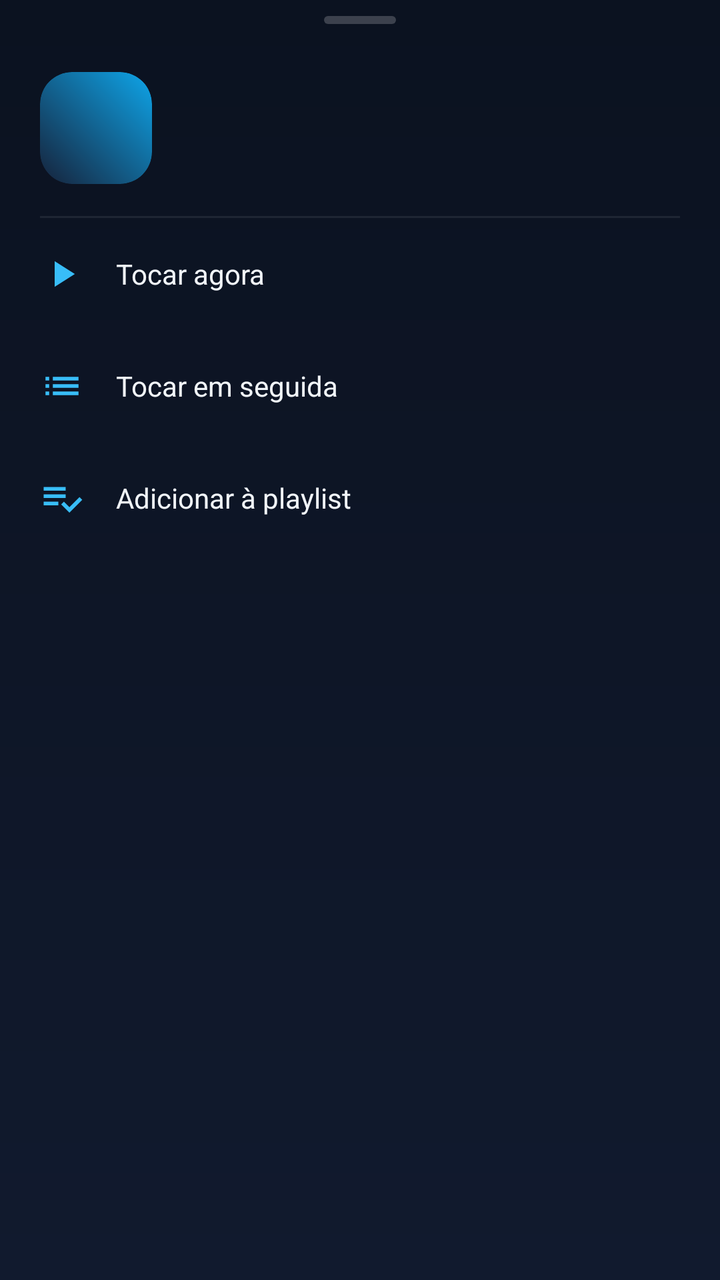
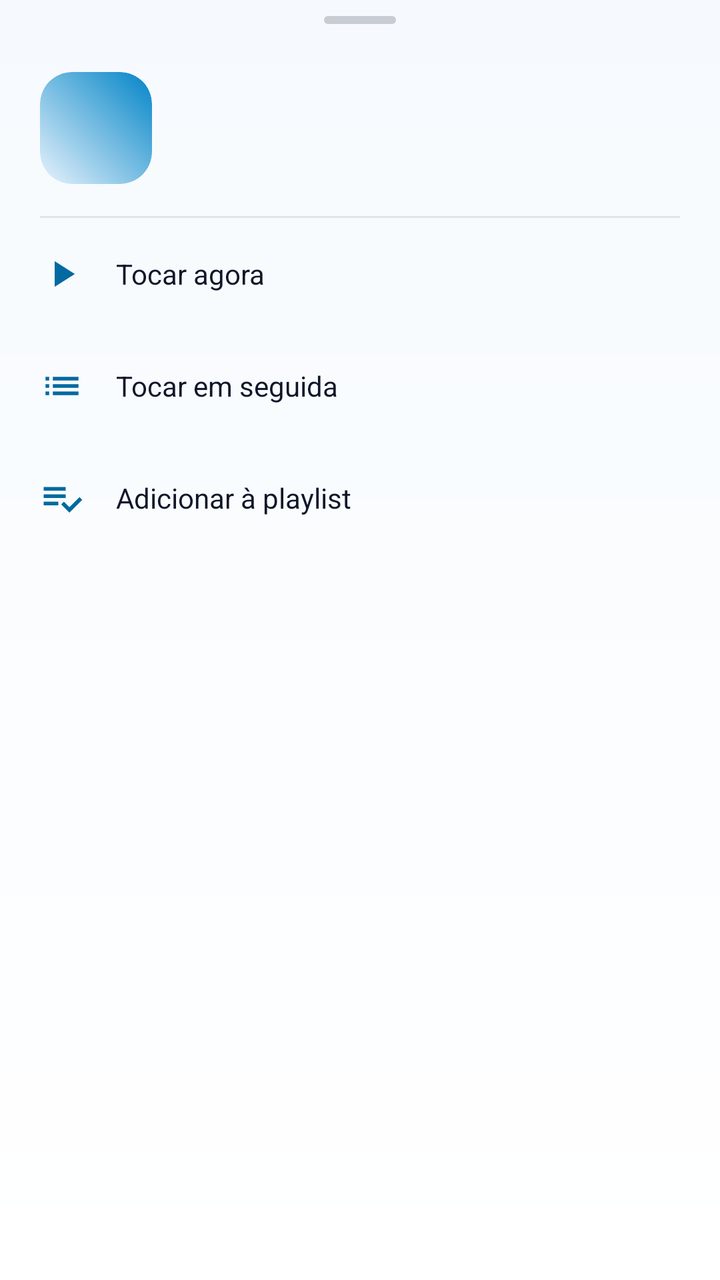

Two renders of the same Android screen: before a commit and after it. Below are the layout's source before the change and the commit's diff.
<!-- AndroidManifest.xml: application theme Theme.MystMusic -->
<!-- res/layout/sheet_track_menu.xml -->
<?xml version="1.0" encoding="utf-8"?>
<LinearLayout xmlns:android="http://schemas.android.com/apk/res/android"
    xmlns:app="http://schemas.android.com/apk/res-auto"
    android:layout_width="match_parent"
    android:layout_height="wrap_content"
    android:orientation="vertical"
    android:paddingStart="@dimen/screen_margin"
    android:paddingEnd="@dimen/screen_margin"
    android:paddingBottom="@dimen/space_l">

    <View
        android:layout_width="36dp"
        android:layout_height="4dp"
        android:layout_gravity="center_horizontal"
        android:layout_marginTop="@dimen/space_s"
        android:background="@drawable/bg_sheet_handle" />

    <LinearLayout
        android:layout_width="match_parent"
        android:layout_height="wrap_content"
        android:layout_marginTop="@dimen/space_l"
        android:gravity="center_vertical"
        android:orientation="horizontal">

        <com.google.android.material.imageview.ShapeableImageView
            android:id="@+id/menuCover"
            android:layout_width="56dp"
            android:layout_height="56dp"
            android:background="@drawable/bg_cover_placeholder"
            android:contentDescription="@null"
            android:scaleType="centerCrop"
            app:shapeAppearanceOverlay="@style/ShapeAppearance.MystMusic.Cover" />

        <LinearLayout
            android:layout_width="0dp"
            android:layout_height="wrap_content"
            android:layout_marginStart="@dimen/space_m"
            android:layout_weight="1"
            android:orientation="vertical">

            <TextView
                android:id="@+id/menuTitle"
                android:layout_width="match_parent"
                android:layout_height="wrap_content"
                android:ellipsize="end"
                android:fontFamily="sans-serif-medium"
                android:maxLines="1"
                android:textColor="@color/text"
                android:textSize="@dimen/text_body" />

            <TextView
                android:id="@+id/menuArtist"
                android:layout_width="match_parent"
                android:layout_height="wrap_content"
                android:layout_marginTop="2dp"
                android:ellipsize="end"
                android:maxLines="1"
                android:textColor="@color/text_dim"
                android:textSize="@dimen/text_small" />
        </LinearLayout>
    </LinearLayout>

    <View
        android:layout_width="match_parent"
        android:layout_height="1dp"
        android:layout_marginTop="@dimen/space_m"
        android:background="@color/white_8" />

    <LinearLayout
        android:id="@+id/menuPlayNow"
        android:layout_width="match_parent"
        android:layout_height="56dp"
        android:background="?attr/selectableItemBackground"
        android:clickable="true"
        android:focusable="true"
        android:gravity="center_vertical"
        android:orientation="horizontal">

        <ImageView
            android:layout_width="22dp"
            android:layout_height="22dp"
            android:contentDescription="@null"
            android:src="@drawable/ic_play"
            app:tint="@color/sky_400" />

        <TextView
            android:layout_width="wrap_content"
            android:layout_height="wrap_content"
            android:layout_marginStart="@dimen/space_m"
            android:text="@string/track_menu_play"
            android:textColor="@color/text"
            android:textSize="@dimen/text_body" />
    </LinearLayout>

    <LinearLayout
        android:id="@+id/menuPlayNext"
        android:layout_width="match_parent"
        android:layout_height="56dp"
        android:background="?attr/selectableItemBackground"
        android:clickable="true"
        android:focusable="true"
        android:gravity="center_vertical"
        android:orientation="horizontal">

        <ImageView
            android:layout_width="22dp"
            android:layout_height="22dp"
            android:contentDescription="@null"
            android:src="@drawable/ic_queue"
            app:tint="@color/sky_400" />

        <TextView
            android:layout_width="wrap_content"
            android:layout_height="wrap_content"
            android:layout_marginStart="@dimen/space_m"
            android:text="@string/track_menu_play_next"
            android:textColor="@color/text"
            android:textSize="@dimen/text_body" />
    </LinearLayout>

    <LinearLayout
        android:id="@+id/menuAddPlaylist"
        android:layout_width="match_parent"
        android:layout_height="56dp"
        android:background="?attr/selectableItemBackground"
        android:clickable="true"
        android:focusable="true"
        android:gravity="center_vertical"
        android:orientation="horizontal">

        <ImageView
            android:layout_width="22dp"
            android:layout_height="22dp"
            android:contentDescription="@null"
            android:src="@drawable/ic_add_to_playlist"
            app:tint="@color/sky_400" />

        <TextView
            android:layout_width="wrap_content"
            android:layout_height="wrap_content"
            android:layout_marginStart="@dimen/space_m"
            android:text="@string/track_menu_add"
            android:textColor="@color/text"
            android:textSize="@dimen/text_body" />
    </LinearLayout>
</LinearLayout>
<!-- resources referenced by this layout -->
<resources>
  <color name="text">#F1F5F9</color>
  <color name="text_dim">#94A3B8</color>
  <color name="white_8">#14FFFFFF</color>
  <!-- drawable bg_cover_placeholder (drawable) -->
  <?xml version="1.0" encoding="utf-8"?>
  <shape xmlns:android="http://schemas.android.com/apk/res/android" android:shape="rectangle">
      <gradient android:angle="45" android:startColor="@color/surface_alt" android:endColor="@color/sky_500" />
      <corners android:radius="16dp" />
  </shape>
  <!-- drawable bg_sheet_handle (drawable) -->
  <?xml version="1.0" encoding="utf-8"?>
  <shape xmlns:android="http://schemas.android.com/apk/res/android" android:shape="rectangle">
      <solid android:color="@color/white_20" />
      <corners android:radius="2dp" />
  </shape>
  <style name="Theme.MystMusic" parent="Theme.Material3.Dark.NoActionBar">
          <item name="colorPrimary">@color/sky_400</item>
          <item name="colorOnPrimary">@color/bg</item>
          <item name="colorPrimaryContainer">@color/sky_500</item>
          <item name="colorOnPrimaryContainer">@color/bg</item>
          <item name="colorSecondary">@color/sky_500</item>
          <item name="colorOnSecondary">@color/text</item>
          <item name="colorSurface">@color/surface</item>
          <item name="colorOnSurface">@color/text</item>
          <item name="colorOnSurfaceVariant">@color/text_dim</item>
          <item name="colorError">@color/error</item>
          <item name="android:colorBackground">@color/bg</item>
          <item name="android:windowBackground">@drawable/bg_app</item>
          <item name="android:statusBarColor">@android:color/transparent</item>
          <item name="android:navigationBarColor">@android:color/transparent</item>
          <item name="android:windowLightStatusBar">false</item>
          <item name="android:windowLightNavigationBar">false</item>
          <item name="android:windowDrawsSystemBarBackgrounds">true</item>
          <item name="android:textColorPrimary">@color/text</item>
          <item name="android:textColorSecondary">@color/text_dim</item>
          <item name="materialAlertDialogTheme">@style/ThemeOverlay.MystMusic.Dialog</item>
          <item name="bottomSheetDialogTheme">@style/ThemeOverlay.MystMusic.BottomSheet</item>
          <item name="android:windowAnimationStyle">@style/Animation.MystMusic.Window</item>
          <item name="android:windowContentTransitions">true</item>
          <item name="android:forceDarkAllowed" tools:targetApi="q">false</item>
      </style>
  <color name="surface_alt">#16223A</color>
  <color name="sky_500">#0EA5E9</color>
  <color name="white_20">#33FFFFFF</color>
  <color name="bg">#0B1220</color>
  <color name="surface">#111A2E</color>
  <color name="error">#F87171</color>
  <!-- drawable bg_app (drawable) -->
  <?xml version="1.0" encoding="utf-8"?>
  <shape xmlns:android="http://schemas.android.com/apk/res/android" android:shape="rectangle">
      <gradient android:angle="270" android:startColor="@color/bg" android:endColor="@color/surface" />
  </shape>
  <style name="ThemeOverlay.MystMusic.Dialog" parent="ThemeOverlay.Material3.MaterialAlertDialog">
          <item name="colorSurface">@color/surface_alt</item>
          <item name="colorOnSurface">@color/text</item>
          <item name="colorPrimary">@color/sky_400</item>
          <item name="android:windowBackground">@color/transparent</item>
          <item name="android:windowAnimationStyle">@style/Animation.MystMusic.Dialog</item>
      </style>
  <style name="Widget.MystMusic.BottomSheet" parent="Widget.Material3.BottomSheet.Modal">
          <item name="backgroundTint">@color/surface_alt</item>
          <item name="shapeAppearanceOverlay">@style/ShapeAppearance.MystMusic.BottomSheet</item>
      </style>
  <!-- unchanged entries left out for length: 20 -->
</resources>

<!-- the commit's change to res/layout/sheet_track_menu.xml (unified diff, before → after) -->
@@ -45,7 +45,7 @@
                 android:ellipsize="end"
                 android:fontFamily="sans-serif-medium"
                 android:maxLines="1"
-                android:textColor="@color/text"
+                android:textColor="?attr/mystOnSurface"
                 android:textSize="@dimen/text_body" />
 
             <TextView
@@ -55,7 +55,7 @@
                 android:layout_marginTop="2dp"
                 android:ellipsize="end"
                 android:maxLines="1"
-                android:textColor="@color/text_dim"
+                android:textColor="?attr/mystOnSurfaceDim"
                 android:textSize="@dimen/text_small" />
         </LinearLayout>
     </LinearLayout>
@@ -64,7 +64,7 @@
         android:layout_width="match_parent"
         android:layout_height="1dp"
         android:layout_marginTop="@dimen/space_m"
-        android:background="@color/white_8" />
+        android:background="?attr/mystStroke" />
 
     <LinearLayout
         android:id="@+id/menuPlayNow"
@@ -81,14 +81,14 @@
             android:layout_height="22dp"
             android:contentDescription="@null"
             android:src="@drawable/ic_play"
-            app:tint="@color/sky_400" />
+            app:tint="?attr/mystAccentText" />
 
         <TextView
             android:layout_width="wrap_content"
             android:layout_height="wrap_content"
             android:layout_marginStart="@dimen/space_m"
             android:text="@string/track_menu_play"
-            android:textColor="@color/text"
+            android:textColor="?attr/mystOnSurface"
             android:textSize="@dimen/text_body" />
     </LinearLayout>
 
@@ -107,14 +107,14 @@
             android:layout_height="22dp"
             android:contentDescription="@null"
             android:src="@drawable/ic_queue"
-            app:tint="@color/sky_400" />
+            app:tint="?attr/mystAccentText" />
 
         <TextView
             android:layout_width="wrap_content"
             android:layout_height="wrap_content"
             android:layout_marginStart="@dimen/space_m"
             android:text="@string/track_menu_play_next"
-            android:textColor="@color/text"
+            android:textColor="?attr/mystOnSurface"
             android:textSize="@dimen/text_body" />
     </LinearLayout>
 
@@ -133,14 +133,14 @@
             android:layout_height="22dp"
             android:contentDescription="@null"
             android:src="@drawable/ic_add_to_playlist"
-            app:tint="@color/sky_400" />
+            app:tint="?attr/mystAccentText" />
 
         <TextView
             android:layout_width="wrap_content"
             android:layout_height="wrap_content"
             android:layout_marginStart="@dimen/space_m"
             android:text="@string/track_menu_add"
-            android:textColor="@color/text"
+            android:textColor="?attr/mystOnSurface"
             android:textSize="@dimen/text_body" />
     </LinearLayout>
 </LinearLayout>
<!-- resource entries referenced after the edit -->
@@ -1,66 +1,107 @@
 <!-- resources referenced by this layout -->
 <resources>
-  <color name="text">#F1F5F9</color>
-  <color name="text_dim">#94A3B8</color>
-  <color name="white_8">#14FFFFFF</color>
   <!-- drawable bg_cover_placeholder (drawable) -->
   <?xml version="1.0" encoding="utf-8"?>
   <shape xmlns:android="http://schemas.android.com/apk/res/android" android:shape="rectangle">
-      <gradient android:angle="45" android:startColor="@color/surface_alt" android:endColor="@color/sky_500" />
+      <gradient android:angle="45" android:startColor="?attr/mystSurfaceAlt" android:endColor="?attr/mystAccentDark" />
       <corners android:radius="16dp" />
   </shape>
   <!-- drawable bg_sheet_handle (drawable) -->
   <?xml version="1.0" encoding="utf-8"?>
   <shape xmlns:android="http://schemas.android.com/apk/res/android" android:shape="rectangle">
-      <solid android:color="@color/white_20" />
+      <solid android:color="?attr/mystStrokeStrong" />
       <corners android:radius="2dp" />
   </shape>
-  <style name="Theme.MystMusic" parent="Theme.Material3.Dark.NoActionBar">
-          <item name="colorPrimary">@color/sky_400</item>
-          <item name="colorOnPrimary">@color/bg</item>
-          <item name="colorPrimaryContainer">@color/sky_500</item>
-          <item name="colorOnPrimaryContainer">@color/bg</item>
-          <item name="colorSecondary">@color/sky_500</item>
-          <item name="colorOnSecondary">@color/text</item>
-          <item name="colorSurface">@color/surface</item>
-          <item name="colorOnSurface">@color/text</item>
-          <item name="colorOnSurfaceVariant">@color/text_dim</item>
-          <item name="colorError">@color/error</item>
-          <item name="android:colorBackground">@color/bg</item>
+  <style name="Theme.MystMusic" parent="Theme.MystMusic.Base">
+          <item name="colorPrimary">@color/light_accent</item>
+          <item name="colorOnPrimary">@color/on_accent</item>
+          <item name="colorPrimaryContainer">@color/sky_400</item>
+          <item name="colorOnPrimaryContainer">@color/on_accent</item>
+          <item name="colorSecondary">@color/light_accent_text</item>
+          <item name="colorOnSecondary">@color/on_accent</item>
+          <item name="colorSurface">@color/light_surface</item>
+          <item name="colorOnSurface">@color/light_text</item>
+          <item name="colorSurfaceVariant">@color/light_surface_alt</item>
+          <item name="colorOnSurfaceVariant">@color/light_text_dim</item>
+          <item name="colorOutline">@color/light_stroke_strong</item>
+          <item name="colorError">@color/light_error</item>
+          <item name="colorOnError">@color/white</item>
+          <item name="colorControlNormal">@color/light_text_dim</item>
+          <item name="colorControlActivated">@color/light_accent</item>
+          <item name="colorControlHighlight">@color/accent_alpha_24</item>
+          <item name="android:colorBackground">@color/light_bg</item>
+          <item name="android:textColorPrimary">@color/light_text</item>
+          <item name="android:textColorSecondary">@color/light_text_dim</item>
+          <item name="android:windowLightStatusBar" tools:targetApi="m">true</item>
+          <item name="android:windowLightNavigationBar" tools:targetApi="o_mr1">true</item>
+  
+          <item name="mystBackground">@color/light_bg</item>
+          <item name="mystSurface">@color/light_surface</item>
+          <item name="mystSurfaceAlt">@color/light_surface_alt</item>
+          <item name="mystOnSurface">@color/light_text</item>
+          <item name="mystOnSurfaceDim">@color/light_text_dim</item>
+          <item name="mystNavbarBg">@color/light_navbar</item>
+          <item name="mystStroke">@color/light_stroke</item>
+          <item name="mystStrokeStrong">@color/light_stroke_strong</item>
+          <item name="mystGradientStart">@color/light_bg</item>
+          <item name="mystGradientEnd">@color/light_surface_alt</item>
+          <item name="mystAccent">@color/light_accent</item>
+          <item name="mystAccentDark">@color/light_accent_dark</item>
+          <item name="mystAccentText">@color/light_accent_text</item>
+          <item name="mystOnAccent">@color/on_accent</item>
+          <item name="mystOnImage">@color/on_image</item>
+          <item name="mystImageScrim">@color/image_scrim</item>
+          <item name="mystPlayerScrim">@color/light_player_scrim</item>
+          <item name="mystError">@color/light_error</item>
+          <item name="mystSuccess">@color/light_success</item>
+          <item name="mystAccentAlpha16">@color/accent_alpha_16</item>
+          <item name="mystAccentAlpha24">@color/accent_alpha_24</item>
+      </style>
+  <style name="Theme.MystMusic.Base" parent="Theme.Material3.DayNight.NoActionBar">
           <item name="android:windowBackground">@drawable/bg_app</item>
           <item name="android:statusBarColor">@android:color/transparent</item>
           <item name="android:navigationBarColor">@android:color/transparent</item>
-          <item name="android:windowLightStatusBar">false</item>
-          <item name="android:windowLightNavigationBar">false</item>
           <item name="android:windowDrawsSystemBarBackgrounds">true</item>
-          <item name="android:textColorPrimary">@color/text</item>
-          <item name="android:textColorSecondary">@color/text_dim</item>
+          <item name="android:windowContentTransitions">true</item>
+          <item name="android:forceDarkAllowed" tools:targetApi="q">false</item>
           <item name="materialAlertDialogTheme">@style/ThemeOverlay.MystMusic.Dialog</item>
           <item name="bottomSheetDialogTheme">@style/ThemeOverlay.MystMusic.BottomSheet</item>
           <item name="android:windowAnimationStyle">@style/Animation.MystMusic.Window</item>
-          <item name="android:windowContentTransitions">true</item>
-          <item name="android:forceDarkAllowed" tools:targetApi="q">false</item>
       </style>
-  <color name="surface_alt">#16223A</color>
-  <color name="sky_500">#0EA5E9</color>
-  <color name="white_20">#33FFFFFF</color>
-  <color name="bg">#0B1220</color>
-  <color name="surface">#111A2E</color>
-  <color name="error">#F87171</color>
+  <color name="light_accent">#0EA5E9</color>
+  <color name="on_accent">#04202E</color>
+  <color name="light_accent_text">#0369A1</color>
+  <color name="light_surface">#FFFFFF</color>
+  <color name="light_text">#0F172A</color>
+  <color name="light_surface_alt">#E8F3FC</color>
+  <color name="light_text_dim">#475569</color>
+  <color name="light_stroke_strong">#330F172A</color>
+  <color name="light_error">#DC2626</color>
+  <color name="white">#FFFFFF</color>
+  <color name="accent_alpha_24">#3D38BDF8</color>
+  <color name="light_bg">#F6FAFE</color>
+  <color name="light_navbar">#EBFFFFFF</color>
+  <color name="light_stroke">#1A0F172A</color>
+  <color name="light_accent_dark">#0284C7</color>
+  <color name="on_image">#FFFFFF</color>
+  <color name="image_scrim">#80000000</color>
+  <color name="light_player_scrim">#CCF6FAFE</color>
+  <color name="light_success">#15803D</color>
+  <color name="accent_alpha_16">#2938BDF8</color>
   <!-- drawable bg_app (drawable) -->
   <?xml version="1.0" encoding="utf-8"?>
   <shape xmlns:android="http://schemas.android.com/apk/res/android" android:shape="rectangle">
-      <gradient android:angle="270" android:startColor="@color/bg" android:endColor="@color/surface" />
+      <gradient android:angle="270" android:startColor="?attr/mystBackground" android:endColor="?attr/mystSurface" />
   </shape>
   <style name="ThemeOverlay.MystMusic.Dialog" parent="ThemeOverlay.Material3.MaterialAlertDialog">
-          <item name="colorSurface">@color/surface_alt</item>
-          <item name="colorOnSurface">@color/text</item>
-          <item name="colorPrimary">@color/sky_400</item>
+          <item name="colorSurface">?attr/mystSurfaceAlt</item>
+          <item name="colorOnSurface">?attr/mystOnSurface</item>
+          <item name="colorPrimary">?attr/mystAccentText</item>
           <item name="android:windowBackground">@color/transparent</item>
           <item name="android:windowAnimationStyle">@style/Animation.MystMusic.Dialog</item>
       </style>
   <style name="Widget.MystMusic.BottomSheet" parent="Widget.Material3.BottomSheet.Modal">
-          <item name="backgroundTint">@color/surface_alt</item>
+          <item name="backgroundTint">?attr/mystSurfaceAlt</item>
           <item name="shapeAppearanceOverlay">@style/ShapeAppearance.MystMusic.BottomSheet</item>
       </style>
   <!-- unchanged entries left out for length: 20 -->
